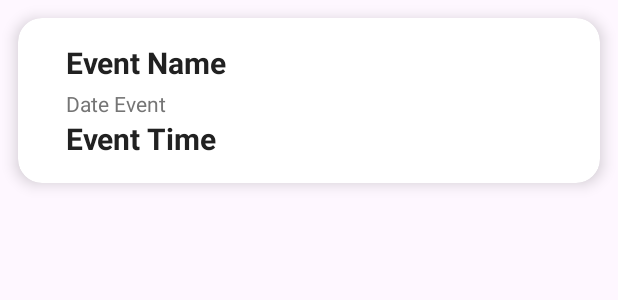
After one commit to mikhaeljhon22/PAS_absen22_absen34, an Android app: the layout item_team.xml on its own in the app's theme, with its tools: preview values and no code run, on a phone screen of 412 x 824 dp. The commit adds this screen. Shown: the top 300 px of the screen. Run offline under Robolectric (Android 15) with nearby library versions, the phone set to English and light mode, and no system bars.

Commit message:
Add jadwal pertandingan

```diff
--- /dev/null
+++ b/app/src/main/res/layout/item_team.xml
@@ -0,0 +1,60 @@
+<?xml version="1.0" encoding="utf-8"?>
+<androidx.cardview.widget.CardView xmlns:android="http://schemas.android.com/apk/res/android"
+    xmlns:app="http://schemas.android.com/apk/res-auto"
+    android:layout_width="match_parent"
+    android:layout_height="wrap_content"
+    android:layout_margin="12dp"
+    android:elevation="6dp"
+    app:cardCornerRadius="16dp"
+    app:cardElevation="6dp"
+    app:cardBackgroundColor="#FFFFFF">
+
+    <LinearLayout
+        android:layout_width="match_parent"
+        android:layout_height="wrap_content"
+        android:orientation="horizontal"
+        android:padding="16dp"
+        android:gravity="center_vertical">
+
+
+        <LinearLayout
+            android:layout_width="0dp"
+            android:layout_height="wrap_content"
+            android:layout_marginStart="16dp"
+            android:layout_weight="1"
+            android:orientation="vertical">
+
+            <TextView
+                android:id="@+id/eventName"
+                android:layout_width="wrap_content"
+                android:layout_height="wrap_content"
+                android:text="Event Name"
+                android:textSize="20sp"
+                android:textColor="#212121"
+                android:textStyle="bold" />
+
+            <TextView
+                android:id="@+id/dateEvent"
+                android:layout_width="wrap_content"
+                android:layout_height="wrap_content"
+                android:text="Date Event"
+                android:textSize="14sp"
+                android:textColor="#757575"
+                android:layout_marginTop="4dp" />
+
+            <TextView
+                android:id="@+id/Time"
+                android:layout_width="wrap_content"
+                android:layout_height="wrap_content"
+                android:text="Event Time"
+                android:textSize="20sp"
+                android:textColor="#212121"
+                android:textStyle="bold" />
+
+
+        </LinearLayout>
+
+
+
+    </LinearLayout>
+</androidx.cardview.widget.CardView>
--- a/app/src/main/res/menu/bottom_nav_menu.xml
+++ b/app/src/main/res/menu/bottom_nav_menu.xml
@@ -3,8 +3,8 @@
         android:id="@+id/nav_ListFootballPremier"
         android:title="List Football Premier League" />
     <item
-        android:id="@+id/nav_DaftarPemainTim"
-        android:title="Daftar Pemain Tim" />
+        android:id="@+id/nav_DaftarJadwal"
+        android:title="Jadwal Pertandingan" />
     <item
         android:id="@+id/Biodata"
         android:title="Biodata" />
```
Also changed, not shown: app/src/main/java/com/club/pas_absen22_absen34/DaftarJadwal.java (added, +57 -0 lines), app/src/main/java/com/club/pas_absen22_absen34/DaftarPemainTim.java (deleted, +0 -17 lines), app/src/main/java/com/club/pas_absen22_absen34/ItemModel.java (added, +22 -0 lines), app/src/main/java/com/club/pas_absen22_absen34/MainActivity.java (+2 -5 lines), app/src/main/java/com/club/pas_absen22_absen34/RetrofitClient.java (added, +19 -0 lines), app/src/main/java/com/club/pas_absen22_absen34/TeamAdapter.java (added, +57 -0 lines), app/src/main/java/com/club/pas_absen22_absen34/TeamApi.java (added, +9 -0 lines), app/src/main/java/com/club/pas_absen22_absen34/TeamResponse.java (added, +15 -0 lines), app/src/main/res/layout/fragment_daftartim.xml (+26 -4 lines).
